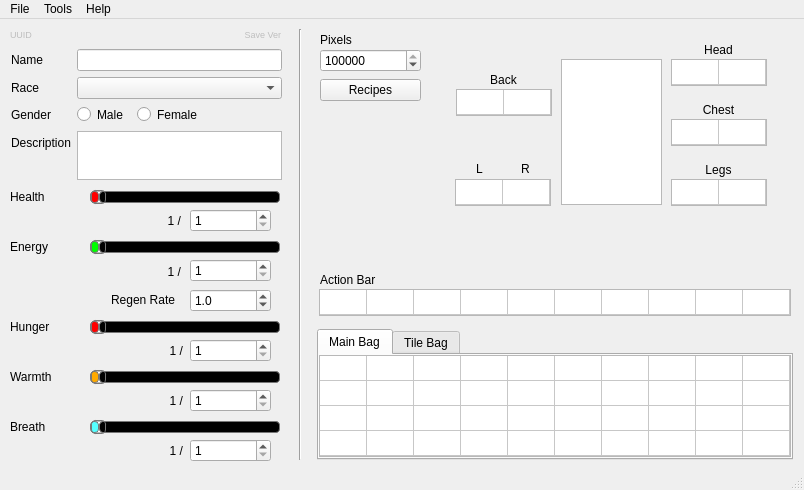
Before: the Qt Designer form starcheat/templates/MainWindow.ui in wizzomafizzo/starcheat, drawn with Qt 5.
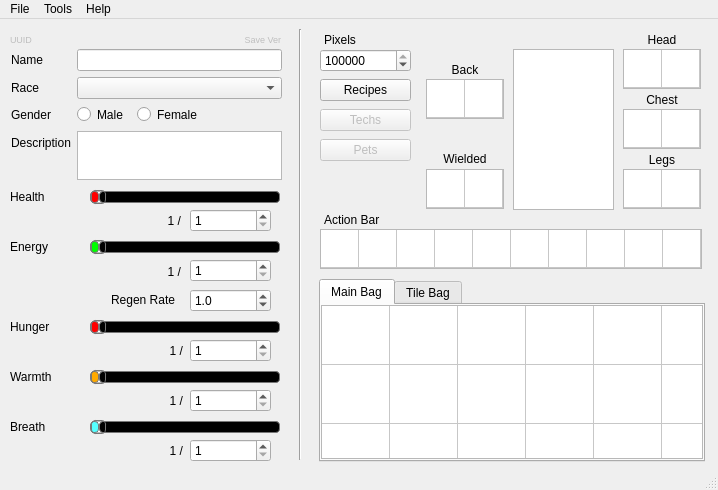
After: the same form once the commit is applied.

Commit message: Index more icons, tweak UI

```diff
--- a/starcheat/templates/MainWindow.ui
+++ b/starcheat/templates/MainWindow.ui
@@ -6,7 +6,7 @@
    <rect>
     <x>0</x>
     <y>0</y>
-    <width>804</width>
+    <width>718</width>
     <height>490</height>
    </rect>
   </property>
@@ -18,13 +18,13 @@
   </property>
   <property name="minimumSize">
    <size>
-    <width>804</width>
+    <width>718</width>
     <height>490</height>
    </size>
   </property>
   <property name="maximumSize">
    <size>
-    <width>804</width>
+    <width>718</width>
     <height>490</height>
    </size>
   </property>
@@ -432,9 +432,9 @@
    <widget class="QLabel" name="backpack_label">
     <property name="geometry">
      <rect>
-      <x>458</x>
-      <y>50</y>
-      <width>91</width>
+      <x>426</x>
+      <y>40</y>
+      <width>78</width>
       <height>21</height>
      </rect>
     </property>
@@ -448,9 +448,9 @@
    <widget class="QLabel" name="legs_label">
     <property name="geometry">
      <rect>
-      <x>673</x>
-      <y>140</y>
-      <width>91</width>
+      <x>623</x>
+      <y>130</y>
+      <width>78</width>
       <height>21</height>
      </rect>
     </property>
@@ -461,28 +461,12 @@
      <set>Qt::AlignCenter</set>
     </property>
    </widget>
-   <widget class="QLabel" name="left_hand_label">
-    <property name="geometry">
-     <rect>
-      <x>464</x>
-      <y>140</y>
-      <width>31</width>
-      <height>20</height>
-     </rect>
-    </property>
-    <property name="text">
-     <string>L</string>
-    </property>
-    <property name="alignment">
-     <set>Qt::AlignCenter</set>
-    </property>
-   </widget>
    <widget class="QLabel" name="chest_label">
     <property name="geometry">
      <rect>
-      <x>673</x>
-      <y>80</y>
-      <width>91</width>
+      <x>623</x>
+      <y>70</y>
+      <width>78</width>
       <height>21</height>
      </rect>
     </property>
@@ -496,9 +480,9 @@
    <widget class="QLabel" name="head_label">
     <property name="geometry">
      <rect>
-      <x>673</x>
-      <y>20</y>
-      <width>91</width>
+      <x>623</x>
+      <y>10</y>
+      <width>78</width>
       <height>21</height>
      </rect>
     </property>
@@ -512,10 +496,10 @@
    <widget class="QTabWidget" name="inv_tabs">
     <property name="geometry">
      <rect>
-      <x>317</x>
-      <y>310</y>
-      <width>476</width>
-      <height>131</height>
+      <x>319</x>
+      <y>260</y>
+      <width>386</width>
+      <height>183</height>
      </rect>
     </property>
     <property name="currentIndex">
@@ -530,15 +514,18 @@
        <rect>
         <x>0</x>
         <y>0</y>
-        <width>472</width>
-        <height>102</height>
+        <width>382</width>
+        <height>154</height>
        </rect>
       </property>
       <property name="font">
        <font>
-        <pointsize>7</pointsize>
+        <pointsize>36</pointsize>
        </font>
       </property>
+      <property name="styleSheet">
+       <string notr="true">selection-background-color: rgb(197, 197, 197);</string>
+      </property>
       <property name="verticalScrollBarPolicy">
        <enum>Qt::ScrollBarAlwaysOff</enum>
       </property>
@@ -563,8 +550,14 @@
       <property name="defaultDropAction">
        <enum>Qt::MoveAction</enum>
       </property>
-      <property name="alternatingRowColors">
-       <bool>false</bool>
+      <property name="selectionMode">
+       <enum>QAbstractItemView::SingleSelection</enum>
+      </property>
+      <property name="iconSize">
+       <size>
+        <width>32</width>
+        <height>32</height>
+       </size>
       </property>
       <property name="cornerButtonEnabled">
        <bool>false</bool>
@@ -576,19 +569,19 @@
        <bool>false</bool>
       </attribute>
       <attribute name="horizontalHeaderDefaultSectionSize">
-       <number>47</number>
+       <number>38</number>
       </attribute>
       <attribute name="horizontalHeaderMinimumSectionSize">
-       <number>47</number>
+       <number>38</number>
       </attribute>
       <attribute name="verticalHeaderVisible">
        <bool>false</bool>
       </attribute>
       <attribute name="verticalHeaderDefaultSectionSize">
-       <number>25</number>
+       <number>38</number>
       </attribute>
       <attribute name="verticalHeaderMinimumSectionSize">
-       <number>25</number>
+       <number>38</number>
       </attribute>
       <row>
        <property name="text">
@@ -804,10 +797,10 @@
    <widget class="QTableWidget" name="action_bar">
     <property name="geometry">
      <rect>
-      <x>319</x>
-      <y>270</y>
-      <width>472</width>
-      <height>27</height>
+      <x>320</x>
+      <y>210</y>
+      <width>382</width>
+      <height>40</height>
      </rect>
     </property>
     <property name="font">
@@ -815,6 +808,9 @@
       <pointsize>7</pointsize>
      </font>
     </property>
+    <property name="styleSheet">
+     <string notr="true">selection-background-color: rgb(197, 197, 197);</string>
+    </property>
     <property name="verticalScrollBarPolicy">
      <enum>Qt::ScrollBarAlwaysOff</enum>
     </property>
@@ -839,8 +835,14 @@
     <property name="defaultDropAction">
      <enum>Qt::MoveAction</enum>
     </property>
-    <property name="alternatingRowColors">
-     <bool>false</bool>
+    <property name="selectionMode">
+     <enum>QAbstractItemView::SingleSelection</enum>
+    </property>
+    <property name="iconSize">
+     <size>
+      <width>32</width>
+      <height>32</height>
+     </size>
     </property>
     <property name="cornerButtonEnabled">
      <bool>false</bool>
@@ -849,19 +851,19 @@
      <bool>false</bool>
     </attribute>
     <attribute name="horizontalHeaderDefaultSectionSize">
-     <number>47</number>
+     <number>38</number>
     </attribute>
     <attribute name="horizontalHeaderMinimumSectionSize">
-     <number>47</number>
+     <number>38</number>
     </attribute>
     <attribute name="verticalHeaderVisible">
      <bool>false</bool>
     </attribute>
     <attribute name="verticalHeaderDefaultSectionSize">
-     <number>25</number>
+     <number>38</number>
     </attribute>
     <attribute name="verticalHeaderMinimumSectionSize">
-     <number>25</number>
+     <number>38</number>
     </attribute>
     <row>
      <property name="text">
@@ -919,89 +921,11 @@
      </property>
     </column>
    </widget>
-   <widget class="QTableWidget" name="wieldable">
-    <property name="geometry">
-     <rect>
-      <x>455</x>
-      <y>160</y>
-      <width>96</width>
-      <height>27</height>
-     </rect>
-    </property>
-    <property name="font">
-     <font>
-      <pointsize>7</pointsize>
-     </font>
-    </property>
-    <property name="verticalScrollBarPolicy">
-     <enum>Qt::ScrollBarAlwaysOff</enum>
-    </property>
-    <property name="horizontalScrollBarPolicy">
-     <enum>Qt::ScrollBarAlwaysOff</enum>
-    </property>
-    <property name="autoScroll">
-     <bool>false</bool>
-    </property>
-    <property name="editTriggers">
-     <set>QAbstractItemView::NoEditTriggers</set>
-    </property>
-    <property name="dragEnabled">
-     <bool>true</bool>
-    </property>
-    <property name="dragDropMode">
-     <enum>QAbstractItemView::DragDrop</enum>
-    </property>
-    <property name="defaultDropAction">
-     <enum>Qt::MoveAction</enum>
-    </property>
-    <property name="alternatingRowColors">
-     <bool>false</bool>
-    </property>
-    <property name="cornerButtonEnabled">
-     <bool>false</bool>
-    </property>
-    <attribute name="horizontalHeaderVisible">
-     <bool>false</bool>
-    </attribute>
-    <attribute name="horizontalHeaderDefaultSectionSize">
-     <number>47</number>
-    </attribute>
-    <attribute name="horizontalHeaderMinimumSectionSize">
-     <number>47</number>
-    </attribute>
-    <attribute name="horizontalHeaderStretchLastSection">
-     <bool>true</bool>
-    </attribute>
-    <attribute name="verticalHeaderVisible">
-     <bool>false</bool>
-    </attribute>
-    <attribute name="verticalHeaderDefaultSectionSize">
-     <number>25</number>
-    </attribute>
-    <attribute name="verticalHeaderMinimumSectionSize">
-     <number>25</number>
-    </attribute>
-    <row>
-     <property name="text">
-      <string>1</string>
-     </property>
-    </row>
-    <column>
-     <property name="text">
-      <string>1</string>
-     </property>
-    </column>
-    <column>
-     <property name="text">
-      <string>2</string>
-     </property>
-    </column>
-   </widget>
    <widget class="QLabel" name="label">
     <property name="geometry">
      <rect>
-      <x>320</x>
-      <y>250</y>
+      <x>324</x>
+      <y>190</y>
       <width>64</width>
       <height>21</height>
      </rect>
@@ -1010,169 +934,13 @@
      <string>Action Bar</string>
     </property>
    </widget>
-   <widget class="QTableWidget" name="legs">
-    <property name="geometry">
-     <rect>
-      <x>671</x>
-      <y>160</y>
-      <width>96</width>
-      <height>27</height>
-     </rect>
-    </property>
-    <property name="font">
-     <font>
-      <pointsize>7</pointsize>
-     </font>
-    </property>
-    <property name="verticalScrollBarPolicy">
-     <enum>Qt::ScrollBarAlwaysOff</enum>
-    </property>
-    <property name="horizontalScrollBarPolicy">
-     <enum>Qt::ScrollBarAlwaysOff</enum>
-    </property>
-    <property name="autoScroll">
-     <bool>false</bool>
-    </property>
-    <property name="editTriggers">
-     <set>QAbstractItemView::NoEditTriggers</set>
-    </property>
-    <property name="dragEnabled">
-     <bool>true</bool>
-    </property>
-    <property name="dragDropMode">
-     <enum>QAbstractItemView::DragDrop</enum>
-    </property>
-    <property name="defaultDropAction">
-     <enum>Qt::MoveAction</enum>
-    </property>
-    <property name="alternatingRowColors">
-     <bool>false</bool>
-    </property>
-    <property name="cornerButtonEnabled">
-     <bool>false</bool>
-    </property>
-    <attribute name="horizontalHeaderVisible">
-     <bool>false</bool>
-    </attribute>
-    <attribute name="horizontalHeaderDefaultSectionSize">
-     <number>47</number>
-    </attribute>
-    <attribute name="horizontalHeaderMinimumSectionSize">
-     <number>47</number>
-    </attribute>
-    <attribute name="horizontalHeaderStretchLastSection">
-     <bool>true</bool>
-    </attribute>
-    <attribute name="verticalHeaderVisible">
-     <bool>false</bool>
-    </attribute>
-    <attribute name="verticalHeaderDefaultSectionSize">
-     <number>25</number>
-    </attribute>
-    <attribute name="verticalHeaderMinimumSectionSize">
-     <number>25</number>
-    </attribute>
-    <row>
-     <property name="text">
-      <string>1</string>
-     </property>
-    </row>
-    <column>
-     <property name="text">
-      <string>1</string>
-     </property>
-    </column>
-    <column>
-     <property name="text">
-      <string>2</string>
-     </property>
-    </column>
-   </widget>
-   <widget class="QTableWidget" name="chest">
-    <property name="geometry">
-     <rect>
-      <x>671</x>
-      <y>100</y>
-      <width>96</width>
-      <height>27</height>
-     </rect>
-    </property>
-    <property name="font">
-     <font>
-      <pointsize>7</pointsize>
-     </font>
-    </property>
-    <property name="verticalScrollBarPolicy">
-     <enum>Qt::ScrollBarAlwaysOff</enum>
-    </property>
-    <property name="horizontalScrollBarPolicy">
-     <enum>Qt::ScrollBarAlwaysOff</enum>
-    </property>
-    <property name="autoScroll">
-     <bool>false</bool>
-    </property>
-    <property name="editTriggers">
-     <set>QAbstractItemView::NoEditTriggers</set>
-    </property>
-    <property name="dragEnabled">
-     <bool>true</bool>
-    </property>
-    <property name="dragDropMode">
-     <enum>QAbstractItemView::DragDrop</enum>
-    </property>
-    <property name="defaultDropAction">
-     <enum>Qt::MoveAction</enum>
-    </property>
-    <property name="alternatingRowColors">
-     <bool>false</bool>
-    </property>
-    <property name="cornerButtonEnabled">
-     <bool>false</bool>
-    </property>
-    <attribute name="horizontalHeaderVisible">
-     <bool>false</bool>
-    </attribute>
-    <attribute name="horizontalHeaderDefaultSectionSize">
-     <number>47</number>
-    </attribute>
-    <attribute name="horizontalHeaderMinimumSectionSize">
-     <number>47</number>
-    </attribute>
-    <attribute name="horizontalHeaderStretchLastSection">
-     <bool>true</bool>
-    </attribute>
-    <attribute name="verticalHeaderVisible">
-     <bool>false</bool>
-    </attribute>
-    <attribute name="verticalHeaderDefaultSectionSize">
-     <number>25</number>
-    </attribute>
-    <attribute name="verticalHeaderMinimumSectionSize">
-     <number>25</number>
-    </attribute>
-    <row>
-     <property name="text">
-      <string>1</string>
-     </property>
-    </row>
-    <column>
-     <property name="text">
-      <string>1</string>
-     </property>
-    </column>
-    <column>
-     <property name="text">
-      <string>2</string>
-     </property>
-    </column>
-   </widget>
    <widget class="QTableWidget" name="back">
     <property name="geometry">
      <rect>
-      <x>456</x>
-      <y>70</y>
-      <width>96</width>
-      <height>27</height>
+      <x>426</x>
+      <y>60</y>
+      <width>78</width>
+      <height>40</height>
      </rect>
     </property>
     <property name="font">
@@ -1180,6 +948,9 @@
       <pointsize>7</pointsize>
      </font>
     </property>
+    <property name="styleSheet">
+     <string notr="true">selection-background-color: rgb(197, 197, 197);</string>
+    </property>
     <property name="verticalScrollBarPolicy">
      <enum>Qt::ScrollBarAlwaysOff</enum>
     </property>
@@ -1192,66 +963,11 @@
     <property name="editTriggers">
      <set>QAbstractItemView::NoEditTriggers</set>
     </property>
-    <property name="dragEnabled">
-     <bool>true</bool>
-    </property>
-    <property name="dragDropMode">
-     <enum>QAbstractItemView::DragDrop</enum>
-    </property>
-    <property name="defaultDropAction">
-     <enum>Qt::MoveAction</enum>
-    </property>
-    <property name="alternatingRowColors">
+    <property name="tabKeyNavigation">
      <bool>false</bool>
     </property>
-    <property name="cornerButtonEnabled">
-     <bool>false</bool>
-    </property>
-    <attribute name="horizontalHeaderVisible">
-     <bool>false</bool>
-    </attribute>
-    <attribute name="horizontalHeaderDefaultSectionSize">
-     <number>47</number>
-    </attribute>
-    <attribute name="horizontalHeaderMinimumSectionSize">
-     <number>47</number>
-    </attribute>
-    <attribute name="horizontalHeaderStretchLastSection">
+    <property name="dragEnabled">
      <bool>true</bool>
-    </attribute>
-    <attribute name="verticalHeaderVisible">
-     <bool>false</bool>
-    </attribute>
-    <attribute name="verticalHeaderDefaultSectionSize">
-     <number>25</number>
-    </attribute>
-    <attribute name="verticalHeaderMinimumSectionSize">
-     <number>25</number>
-    </attribute>
-    <row>
-     <property name="text">
-      <string>1</string>
-     </property>
-    </row>
-    <column>
-     <property name="text">
-      <string>1</string>
-     </property>
-    </column>
-    <column>
-     <property name="text">
-      <string>2</string>
-     </property>
-    </column>
-   </widget>
-   <widget class="QTableWidget" name="head">
-    <property name="geometry">
-     <rect>
-      <x>671</x>
-      <y>40</y>
-      <width>96</width>
-      <height>27</height>
-     </rect>
     </property>
     <property name="font">
      <font>
@@ -1279,9 +995,15 @@
     <property name="defaultDropAction">
      <enum>Qt::MoveAction</enum>
     </property>
-    <property name="alternatingRowColors">
-     <bool>false</bool>
+    <property name="selectionMode">
+     <enum>QAbstractItemView::SingleSelection</enum>
     </property>
+    <property name="iconSize">
+     <size>
+      <width>32</width>
+      <height>32</height>
+     </size>
+    </property>
     <property name="cornerButtonEnabled">
      <bool>false</bool>
     </property>
@@ -1289,22 +1011,19 @@
      <bool>false</bool>
     </attribute>
     <attribute name="horizontalHeaderDefaultSectionSize">
-     <number>47</number>
+     <number>38</number>
     </attribute>
     <attribute name="horizontalHeaderMinimumSectionSize">
-     <number>47</number>
+     <number>38</number>
     </attribute>
-    <attribute name="horizontalHeaderStretchLastSection">
-     <bool>true</bool>
-    </attribute>
     <attribute name="verticalHeaderVisible">
      <bool>false</bool>
     </attribute>
     <attribute name="verticalHeaderDefaultSectionSize">
-     <number>25</number>
+     <number>38</number>
     </attribute>
     <attribute name="verticalHeaderMinimumSectionSize">
-     <number>25</number>
+     <number>38</number>
     </attribute>
     <row>
      <property name="text">
@@ -1341,7 +1060,7 @@
    <widget class="QLabel" name="pixels_label">
     <property name="geometry">
      <rect>
-      <x>320</x>
+      <x>324</x>
       <y>10</y>
       <width>41</width>
       <height>21</height>
@@ -1362,7 +1081,7 @@
      <rect>
       <x>320</x>
       <y>30</y>
-      <width>101</width>
+      <width>91</width>
       <height>23</height>
      </rect>
     </property>
@@ -1379,24 +1098,24 @@
    <widget class="QGraphicsView" name="player_pic">
     <property name="geometry">
      <rect>
-      <x>561</x>
-      <y>40</y>
+      <x>513</x>
+      <y>30</y>
       <width>101</width>
-      <height>146</height>
+      <height>161</height>
      </rect>
     </property>
    </widget>
    <widget class="QLabel" name="left_hand_label_2">
     <property name="geometry">
      <rect>
-      <x>510</x>
-      <y>140</y>
-      <width>31</width>
+      <x>426</x>
+      <y>130</y>
+      <width>78</width>
       <height>20</height>
      </rect>
     </property>
     <property name="text">
-     <string>R</string>
+     <string>Wielded</string>
     </property>
     <property name="alignment">
      <set>Qt::AlignCenter</set>
@@ -1541,7 +1260,7 @@
      <string>UUID</string>
     </property>
     <property name="alignment">
-     <set>Qt::AlignLeading|Qt::AlignLeft|Qt::AlignTop</set>
+     <set>Qt::AlignLeading|Qt::AlignLeft|Qt::AlignVCenter</set>
     </property>
    </widget>
    <widget class="QLabel" name="ver_label">
@@ -1565,7 +1284,7 @@
      <string>Save Ver</string>
     </property>
     <property name="alignment">
-     <set>Qt::AlignRight|Qt::AlignTop|Qt::AlignTrailing</set>
+     <set>Qt::AlignRight|Qt::AlignTrailing|Qt::AlignVCenter</set>
     </property>
    </widget>
    <widget class="QWidget" name="layoutWidget">
@@ -1661,7 +1380,7 @@
      <rect>
       <x>320</x>
       <y>60</y>
-      <width>101</width>
+      <width>91</width>
       <height>22</height>
      </rect>
     </property>
@@ -1669,13 +1388,405 @@
      <string>Recipes</string>
     </property>
    </widget>
+   <widget class="QTableWidget" name="wieldable">
+    <property name="geometry">
+     <rect>
+      <x>426</x>
+      <y>150</y>
+      <width>78</width>
+      <height>40</height>
+     </rect>
+    </property>
+    <property name="font">
+     <font>
+      <pointsize>7</pointsize>
+     </font>
+    </property>
+    <property name="styleSheet">
+     <string notr="true">selection-background-color: rgb(197, 197, 197);</string>
+    </property>
+    <property name="verticalScrollBarPolicy">
+     <enum>Qt::ScrollBarAlwaysOff</enum>
+    </property>
+    <property name="horizontalScrollBarPolicy">
+     <enum>Qt::ScrollBarAlwaysOff</enum>
+    </property>
+    <property name="autoScroll">
+     <bool>false</bool>
+    </property>
+    <property name="editTriggers">
+     <set>QAbstractItemView::NoEditTriggers</set>
+    </property>
+    <property name="tabKeyNavigation">
+     <bool>false</bool>
+    </property>
+    <property name="dragEnabled">
+     <bool>true</bool>
+    </property>
+    <property name="dragDropOverwriteMode">
+     <bool>false</bool>
+    </property>
+    <property name="dragDropMode">
+     <enum>QAbstractItemView::InternalMove</enum>
+    </property>
+    <property name="defaultDropAction">
+     <enum>Qt::MoveAction</enum>
+    </property>
+    <property name="selectionMode">
+     <enum>QAbstractItemView::SingleSelection</enum>
+    </property>
+    <property name="iconSize">
+     <size>
+      <width>32</width>
+      <height>32</height>
+     </size>
+    </property>
+    <property name="cornerButtonEnabled">
+     <bool>false</bool>
+    </property>
+    <attribute name="horizontalHeaderVisible">
+     <bool>false</bool>
+    </attribute>
+    <attribute name="horizontalHeaderDefaultSectionSize">
+     <number>38</number>
+    </attribute>
+    <attribute name="horizontalHeaderMinimumSectionSize">
+     <number>38</number>
+    </attribute>
+    <attribute name="verticalHeaderVisible">
+     <bool>false</bool>
+    </attribute>
+    <attribute name="verticalHeaderDefaultSectionSize">
+     <number>38</number>
+    </attribute>
+    <attribute name="verticalHeaderMinimumSectionSize">
+     <number>38</number>
+    </attribute>
+    <row>
+     <property name="text">
+      <string>1</string>
+     </property>
+    </row>
+    <column>
+     <property name="text">
+      <string>1</string>
+     </property>
+    </column>
+    <column>
+     <property name="text">
+      <string>2</string>
+     </property>
+    </column>
+   </widget>
+   <widget class="QTableWidget" name="head">
+    <property name="geometry">
+     <rect>
+      <x>623</x>
+      <y>30</y>
+      <width>78</width>
+      <height>40</height>
+     </rect>
+    </property>
+    <property name="font">
+     <font>
+      <pointsize>7</pointsize>
+     </font>
+    </property>
+    <property name="styleSheet">
+     <string notr="true">selection-background-color: rgb(197, 197, 197);</string>
+    </property>
+    <property name="verticalScrollBarPolicy">
+     <enum>Qt::ScrollBarAlwaysOff</enum>
+    </property>
+    <property name="horizontalScrollBarPolicy">
+     <enum>Qt::ScrollBarAlwaysOff</enum>
+    </property>
+    <property name="autoScroll">
+     <bool>false</bool>
+    </property>
+    <property name="editTriggers">
+     <set>QAbstractItemView::NoEditTriggers</set>
+    </property>
+    <property name="tabKeyNavigation">
+     <bool>false</bool>
+    </property>
+    <property name="dragEnabled">
+     <bool>true</bool>
+    </property>
+    <property name="dragDropOverwriteMode">
+     <bool>false</bool>
+    </property>
+    <property name="dragDropMode">
+     <enum>QAbstractItemView::InternalMove</enum>
+    </property>
+    <property name="defaultDropAction">
+     <enum>Qt::MoveAction</enum>
+    </property>
+    <property name="selectionMode">
+     <enum>QAbstractItemView::SingleSelection</enum>
+    </property>
+    <property name="iconSize">
+     <size>
+      <width>32</width>
+      <height>32</height>
+     </size>
+    </property>
+    <property name="cornerButtonEnabled">
+     <bool>false</bool>
+    </property>
+    <attribute name="horizontalHeaderVisible">
+     <bool>false</bool>
+    </attribute>
+    <attribute name="horizontalHeaderDefaultSectionSize">
+     <number>38</number>
+    </attribute>
+    <attribute name="horizontalHeaderMinimumSectionSize">
+     <number>38</number>
+    </attribute>
+    <attribute name="verticalHeaderVisible">
+     <bool>false</bool>
+    </attribute>
+    <attribute name="verticalHeaderDefaultSectionSize">
+     <number>38</number>
+    </attribute>
+    <attribute name="verticalHeaderMinimumSectionSize">
+     <number>38</number>
+    </attribute>
+    <row>
+     <property name="text">
+      <string>1</string>
+     </property>
+    </row>
+    <column>
+     <property name="text">
+      <string>1</string>
+     </property>
+    </column>
+    <column>
+     <property name="text">
+      <string>2</string>
+     </property>
+    </column>
+   </widget>
+   <widget class="QTableWidget" name="chest">
+    <property name="geometry">
+     <rect>
+      <x>623</x>
+      <y>90</y>
+      <width>78</width>
+      <height>40</height>
+     </rect>
+    </property>
+    <property name="font">
+     <font>
+      <pointsize>7</pointsize>
+     </font>
+    </property>
+    <property name="styleSheet">
+     <string notr="true">selection-background-color: rgb(197, 197, 197);</string>
+    </property>
+    <property name="verticalScrollBarPolicy">
+     <enum>Qt::ScrollBarAlwaysOff</enum>
+    </property>
+    <property name="horizontalScrollBarPolicy">
+     <enum>Qt::ScrollBarAlwaysOff</enum>
+    </property>
+    <property name="autoScroll">
+     <bool>false</bool>
+    </property>
+    <property name="editTriggers">
+     <set>QAbstractItemView::NoEditTriggers</set>
+    </property>
+    <property name="tabKeyNavigation">
+     <bool>false</bool>
+    </property>
+    <property name="dragEnabled">
+     <bool>true</bool>
+    </property>
+    <property name="dragDropOverwriteMode">
+     <bool>false</bool>
+    </property>
+    <property name="dragDropMode">
+     <enum>QAbstractItemView::InternalMove</enum>
+    </property>
+    <property name="defaultDropAction">
+     <enum>Qt::MoveAction</enum>
+    </property>
+    <property name="selectionMode">
+     <enum>QAbstractItemView::SingleSelection</enum>
+    </property>
+    <property name="iconSize">
+     <size>
+      <width>32</width>
+      <height>32</height>
+     </size>
+    </property>
+    <property name="cornerButtonEnabled">
+     <bool>false</bool>
+    </property>
+    <attribute name="horizontalHeaderVisible">
+     <bool>false</bool>
+    </attribute>
+    <attribute name="horizontalHeaderDefaultSectionSize">
+     <number>38</number>
+    </attribute>
+    <attribute name="horizontalHeaderMinimumSectionSize">
+     <number>38</number>
+    </attribute>
+    <attribute name="verticalHeaderVisible">
+     <bool>false</bool>
+    </attribute>
+    <attribute name="verticalHeaderDefaultSectionSize">
+     <number>38</number>
+    </attribute>
+    <attribute name="verticalHeaderMinimumSectionSize">
+     <number>38</number>
+    </attribute>
+    <row>
+     <property name="text">
+      <string>1</string>
+     </property>
+    </row>
+    <column>
+     <property name="text">
+      <string>1</string>
+     </property>
+    </column>
+    <column>
+     <property name="text">
+      <string>2</string>
+     </property>
+    </column>
+   </widget>
+   <widget class="QTableWidget" name="legs">
+    <property name="geometry">
+     <rect>
+      <x>623</x>
+      <y>150</y>
+      <width>78</width>
+      <height>40</height>
+     </rect>
+    </property>
+    <property name="font">
+     <font>
+      <pointsize>7</pointsize>
+     </font>
+    </property>
+    <property name="styleSheet">
+     <string notr="true">selection-background-color: rgb(197, 197, 197);</string>
+    </property>
+    <property name="verticalScrollBarPolicy">
+     <enum>Qt::ScrollBarAlwaysOff</enum>
+    </property>
+    <property name="horizontalScrollBarPolicy">
+     <enum>Qt::ScrollBarAlwaysOff</enum>
+    </property>
+    <property name="autoScroll">
+     <bool>false</bool>
+    </property>
+    <property name="editTriggers">
+     <set>QAbstractItemView::NoEditTriggers</set>
+    </property>
+    <property name="tabKeyNavigation">
+     <bool>false</bool>
+    </property>
+    <property name="dragEnabled">
+     <bool>true</bool>
+    </property>
+    <property name="dragDropOverwriteMode">
+     <bool>false</bool>
+    </property>
+    <property name="dragDropMode">
+     <enum>QAbstractItemView::InternalMove</enum>
+    </property>
+    <property name="defaultDropAction">
+     <enum>Qt::MoveAction</enum>
+    </property>
+    <property name="selectionMode">
+     <enum>QAbstractItemView::SingleSelection</enum>
+    </property>
+    <property name="iconSize">
+     <size>
+      <width>32</width>
+      <height>32</height>
+     </size>
+    </property>
+    <property name="cornerButtonEnabled">
+     <bool>false</bool>
+    </property>
+    <attribute name="horizontalHeaderVisible">
+     <bool>false</bool>
+    </attribute>
+    <attribute name="horizontalHeaderDefaultSectionSize">
+     <number>38</number>
+    </attribute>
+    <attribute name="horizontalHeaderMinimumSectionSize">
+     <number>38</number>
+    </attribute>
+    <attribute name="verticalHeaderVisible">
+     <bool>false</bool>
+    </attribute>
+    <attribute name="verticalHeaderDefaultSectionSize">
+     <number>38</number>
+    </attribute>
+    <attribute name="verticalHeaderMinimumSectionSize">
+     <number>38</number>
+    </attribute>
+    <row>
+     <property name="text">
+      <string>1</string>
+     </property>
+    </row>
+    <column>
+     <property name="text">
+      <string>1</string>
+     </property>
+    </column>
+    <column>
+     <property name="text">
+      <string>2</string>
+     </property>
+    </column>
+   </widget>
+   <widget class="QPushButton" name="techs">
+    <property name="enabled">
+     <bool>false</bool>
+    </property>
+    <property name="geometry">
+     <rect>
+      <x>320</x>
+      <y>90</y>
+      <width>91</width>
+      <height>22</height>
+     </rect>
+    </property>
+    <property name="text">
+     <string>Techs</string>
+    </property>
+   </widget>
+   <widget class="QPushButton" name="pets">
+    <property name="enabled">
+     <bool>false</bool>
+    </property>
+    <property name="geometry">
+     <rect>
+      <x>320</x>
+      <y>120</y>
+      <width>91</width>
+      <height>22</height>
+     </rect>
+    </property>
+    <property name="text">
+     <string>Pets</string>
+    </property>
+   </widget>
   </widget>
   <widget class="QMenuBar" name="menubar">
    <property name="geometry">
     <rect>
      <x>0</x>
      <y>0</y>
-     <width>804</width>
+     <width>718</width>
      <height>19</height>
     </rect>
    </property>
```
Left out of the diff: 64 changed lines with no effect on the pictures. The commit also changes 2 other files.
